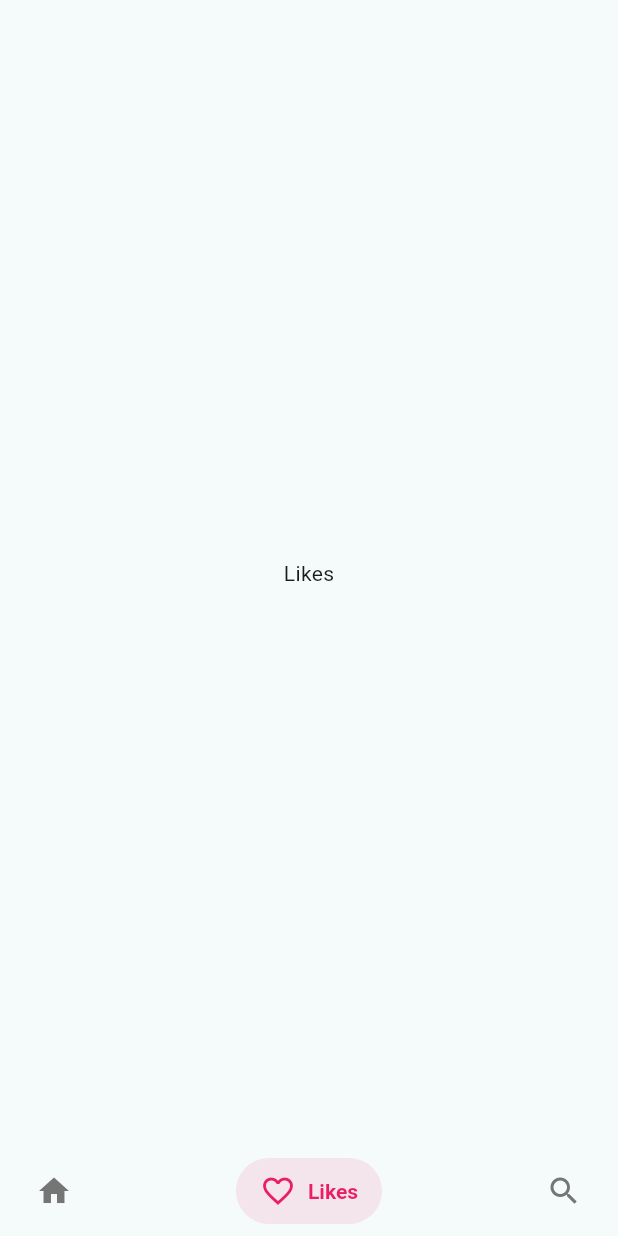
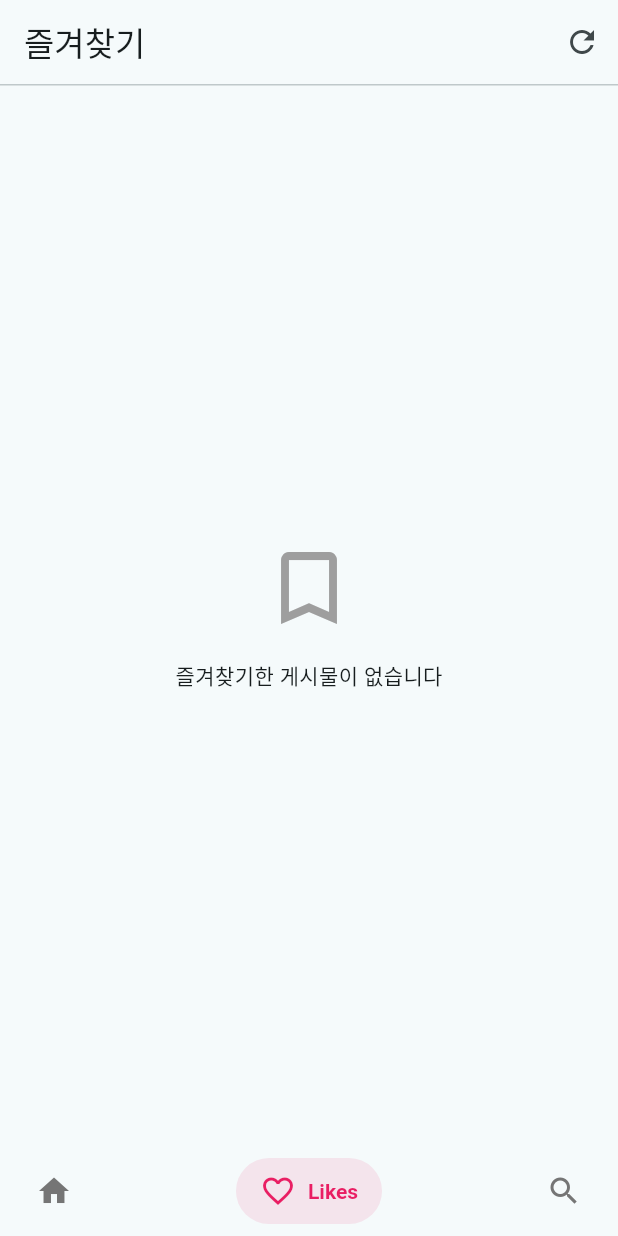
Before and after one commit to huchu22/huhu, a Flutter app: the screen it shows after launch, item 2 of the bottom bar chosen, on a phone screen of 412 x 824 dp. Run offline on Flutter 3.47's test engine with Material 3 defaults, Android fonts, the light colour scheme and no system bars; drawn by our look-alikes of salomon_bottom_bar; our stand-ins replace dio, webview_flutter; network calls fail.

Commit message:
feat: add bookmark func

```diff
--- a/frontend/lib/models/article.dart
+++ b/frontend/lib/models/article.dart
@@ -1,10 +1,12 @@
 class Article {
+  final String articleID;
   final String title;
   final String siteUrl;
   final DateTime createDate;
   final String siteName;
 
   Article({
+    required this.articleID,
     required this.title,
     required this.siteUrl,
     required this.createDate,
@@ -13,6 +15,7 @@ class Article {
 
   factory Article.fromJson(Map<String, dynamic> json) {
     return Article(
+      articleID: json['article_id'] ?? '',
       title: json['title'] ?? '',
       siteUrl: json['siteUrl'] ?? '',
       createDate: json['creationDate'] != null
--- /dev/null
+++ b/frontend/lib/screens/like_feed_page.dart
@@ -0,0 +1,180 @@
+import 'package:flutter/material.dart';
+import 'package:frontend/services/bookmark_service.dart';
+import '../models/article.dart';
+import '../widgets/article_items.dart';
+
+class LikeFeedPage extends StatefulWidget {
+  const LikeFeedPage({super.key});
+
+  @override
+  State<LikeFeedPage> createState() => _LikeFeedPageState();
+}
+
+class _LikeFeedPageState extends State<LikeFeedPage> {
+  final BookmarkService _bookmarkService = BookmarkService();
+  final ScrollController _scrollController = ScrollController();
+
+  List<Article> _articles = [];
+  bool _isLoading = true;
+  // int _currentPage = 1;
+  // bool _hasMore = true;
+  // bool _isLoadingMore = false;
+  String? _errorMessage;
+
+  @override
+  void initState() {
+    super.initState();
+    _loadBookmarkedArticles();
+
+    // _scrollController.addListener(() {
+    //   if (_scrollController.position.pixels >=
+    //           _scrollController.position.maxScrollExtent - 200 &&
+    //       !_isLoading &&
+    //       _hasMore &&
+    //       !_isLoadingMore) {
+    //     _loadMoreBookmarkedArticles();
+    //   }
+    // });
+  }
+
+  @override
+  void dispose() {
+    _scrollController.dispose();
+    super.dispose();
+  }
+
+  Future<void> _loadBookmarkedArticles({int page = 1}) async {
+    try {
+      setState(() {
+        _isLoading = true;
+        _errorMessage = null;
+        // _currentPage = 1;
+        // _hasMore = true;
+        _articles.clear();
+      });
+
+      final fetchedArticles = await _bookmarkService.getBookmarkedArticles();
+      setState(() {
+        _articles = fetchedArticles;
+        _isLoading = false;
+      });
+    } catch (e) {
+      setState(() {
+        _isLoading = false;
+        _errorMessage = e.toString();
+      });
+    }
+  }
+
+  // Future<void> _loadMoreBookmarkedArticles() async {
+  //   if (!_hasMore) return;
+
+  //   setState(() => _isLoadingMore = true);
+
+  //   try {
+  //     final fetchedArticles = await _bookmarkService.getBookmarkedArticles();
+  //     setState(() {
+  //       if (fetchedArticles.isEmpty) {
+  //         _hasMore = false;
+  //       } else {
+  //         _currentPage++;
+  //         _articles.addAll(fetchedArticles);
+  //       }
+  //       _isLoadingMore = false;
+  //     });
+  //   } catch (e) {
+  //     setState(() {
+  //       _isLoadingMore = false;
+  //     });
+  //   }
+  // }
+
+  @override
+  Widget build(BuildContext context) {
+    return Scaffold(
+      appBar: AppBar(
+        title: const Text("즐겨찾기"),
+        actions: [
+          IconButton(
+            icon: const Icon(Icons.refresh),
+            onPressed: () => _loadBookmarkedArticles(),
+          ),
+        ],
+      ),
+      body: Column(
+        children: [
+          const Divider(height: 1),
+          Expanded(
+            child: Container(
+              constraints: const BoxConstraints(maxWidth: 400),
+              child: _buildBody(),
+            ),
+          ),
+        ],
+      ),
+    );
+  }
+
+  Widget _buildBody() {
+    if (_isLoading) {
+      return const Center(child: CircularProgressIndicator());
+    }
+
+    if (_errorMessage != null) {
+      return Center(
+        child: Column(
+          mainAxisAlignment: MainAxisAlignment.center,
+          children: [
+            const Icon(Icons.error, size: 64, color: Colors.red),
+            const SizedBox(height: 16),
+            Text(
+              '오류가 발생했습니다',
+              style: Theme.of(context).textTheme.headlineSmall,
+            ),
+            const SizedBox(height: 8),
+            Text(
+              _errorMessage!,
+              textAlign: TextAlign.center,
+              style: Theme.of(context).textTheme.bodyMedium,
+            ),
+            const SizedBox(height: 16),
+            ElevatedButton(
+              onPressed: _loadBookmarkedArticles,
+              child: const Text('다시 시도'),
+            ),
+          ],
+        ),
+      );
+    }
+
+    if (_articles.isEmpty) {
+      return const Center(
+        child: Column(
+          mainAxisAlignment: MainAxisAlignment.center,
+          children: [
+            Icon(Icons.bookmark_border, size: 64, color: Colors.grey),
+            SizedBox(height: 16),
+            Text('즐겨찾기한 게시물이 없습니다'),
+          ],
+        ),
+      );
+    }
+
+    return ListView.builder(
+      // controller: _scrollController,
+      // itemCount: _articles.length + (_isLoadingMore ? 1 : 0),
+      padding: const EdgeInsets.only(top: 8),
+      itemCount: _articles.length,
+      itemBuilder: (context, index) {
+        if (index < _articles.length) {
+          return ArticleItem(article: _articles[index]);
+        } else {
+          return const Padding(
+            padding: EdgeInsets.symmetric(vertical: 16),
+            child: Center(child: CircularProgressIndicator()),
+          );
+        }
+      },
+    );
+  }
+}
--- a/frontend/lib/screens/main_page.dart
+++ b/frontend/lib/screens/main_page.dart
@@ -1,4 +1,5 @@
 import 'package:flutter/material.dart';
+import 'package:frontend/screens/like_feed_page.dart';
 import 'package:salomon_bottom_bar/salomon_bottom_bar.dart';
 import 'article_feed_page.dart';
 
@@ -15,9 +16,8 @@ class _MainScreenState extends State<MainScreen> {
   // 각 탭에 보여줄 위젯
   final List<Widget> _pages = [
     const ArticleFeedPage(), // Home
-    const Center(child: Text("Likes")), // Likes 탭 (임시)
+    const LikeFeedPage(), // Likes
     const Center(child: Text("Search")), // Search 탭 (임시)
-    const Center(child: Text("Profile")), // Profile 탭 (임시)
   ];
 
   @override
--- /dev/null
+++ b/frontend/lib/services/bookmark_service.dart
@@ -0,0 +1,55 @@
+import 'package:dio/dio.dart';
+import '../models/article.dart';
+
+class BookmarkService {
+  final Dio _dio;
+
+  BookmarkService()
+    : _dio = Dio(
+        BaseOptions(
+          baseUrl: "http://localhost:8080/api",
+          connectTimeout: const Duration(seconds: 30),
+          receiveTimeout: const Duration(seconds: 30),
+        ),
+      );
+
+  /// 즐겨찾기된 게시물 전체 가져오기
+  Future<List<Article>> getBookmarkedArticles() async {
+    try {
+      final response = await _dio.get("/bookmarks");
+      final List<dynamic> data = response.data;
+      return data.map((json) => Article.fromJson(json)).toList();
+    } catch (e) {
+      return [];
+    }
+  }
+
+  /// 특정 게시물 즐겨찾기 추가
+  Future<bool> addBookmark(String articleID, String siteName) async {
+    try {
+      await _dio.post(
+        // "/bookmarks/$siteName/$articleID", // http://localhost:8080/api/bookmarks/dcinside/dcinside_374999
+        //호출 방식: ?article_id=dcinside_374993&site_name=dcinside
+        "/bookmarks",
+        queryParameters: {"article_id": articleID, "site_name": siteName},
+      );
+      return true;
+    } catch (e) {
+      return false;
+    }
+  }
+
+  /// 특정 게시물 즐겨찾기 삭제
+  Future<bool> removeBookmark(String articleID, String siteName) async {
+    try {
+      await _dio.delete(
+        // "/bookmarks/$siteName/$articleID",
+        "/bookmarks",
+        queryParameters: {"article_id": articleID, "site_name": siteName},
+      );
+      return true;
+    } catch (e) {
+      return false;
+    }
+  }
+}
```
Also changed, not shown: frontend/lib/widgets/article_items.dart (+60 -18 lines).
